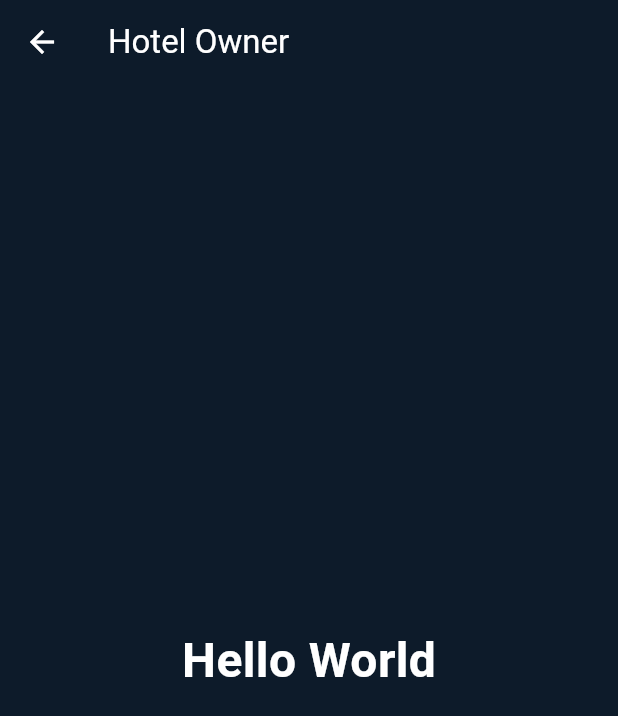
After one commit to MihiranWijesekara/AR-Navigation-Mobile-App, a Flutter app: the HotelOwner screen opened by its route, on a phone screen of 412 x 824 dp. The commit adds this screen. Shown: the top 716 px of the screen. Run offline on Flutter 3.47's test engine with Material 3 defaults, Android fonts, the phone set to English and light mode, and no system bars; our stand-ins replace camera, flutter_blue_plus, flutter_compass, permission_handler.

Commit message:
add role navigation

```diff
--- a/lib/main.dart
+++ b/lib/main.dart
@@ -3,6 +3,9 @@ import 'package:camera/camera.dart';
 import 'package:flutter_application_1/home_screen.dart';
 import 'package:flutter_application_1/login_screen.dart';
 import 'package:flutter_application_1/signup_screen.dart';
+import 'package:flutter_application_1/pages/Role/Hotel_Owner.dart';
+import 'package:flutter_application_1/pages/Role/Guide.dart';
+import 'package:flutter_application_1/pages/Role/safari_owner.dart';
 
 void main() async {
   WidgetsFlutterBinding.ensureInitialized();
@@ -32,6 +35,9 @@ class MyApp extends StatelessWidget {
         '/login': (_) => const LoginScreen(),
         '/signup': (_) => const SignUpScreen(),
         '/home': (context) => HomeScreen(cameras: cameras),
+        '/hotel-owner': (_) => const HotelOwner(),
+        '/guide': (_) => const Guide(),
+        '/safari-owner': (_) => const SafariOwner(),
       },
     );
   }
--- /dev/null
+++ b/lib/pages/Role/Hotel_Owner.dart
@@ -0,0 +1,27 @@
+import 'package:flutter/material.dart';
+
+class HotelOwner extends StatelessWidget {
+  const HotelOwner({super.key});
+
+  @override
+  Widget build(BuildContext context) {
+    return Scaffold(
+      backgroundColor: const Color(0xff0d1b2a),
+      appBar: AppBar(
+        backgroundColor: const Color(0xff0d1b2a),
+        foregroundColor: Colors.white,
+        title: const Text("Hotel Owner"),
+      ),
+      body: const Center(
+        child: Text(
+          "Hello World",
+          style: TextStyle(
+            color: Colors.white,
+            fontSize: 32,
+            fontWeight: FontWeight.bold,
+          ),
+        ),
+      ),
+    );
+  }
+}
```
Also changed, not shown: lib/login_screen.dart (+26 -1 lines), lib/pages/Role/Guide.dart (added, +27 -0 lines), lib/pages/Role/safari_owner.dart (added, +27 -0 lines).
